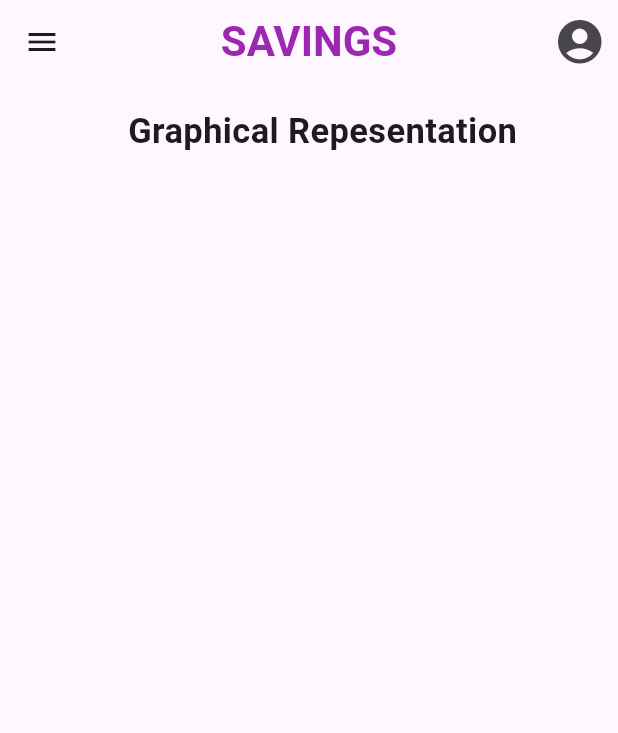
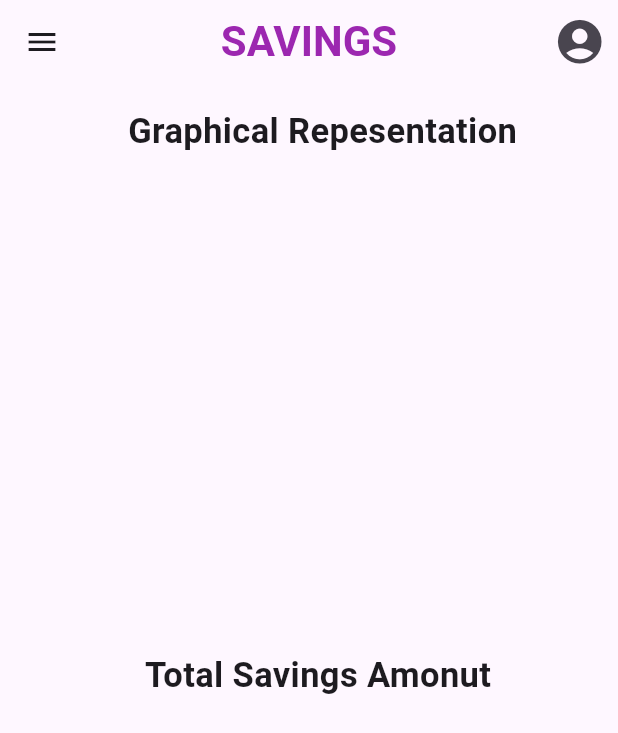
Before and after one commit to sohasara/Finace-App, a Flutter app: the Savings screen opened directly, on a phone screen of 412 x 824 dp. Shown: the top 733 px of the screen. Run offline on Flutter 3.47's test engine with Material 3 defaults, Android fonts, the phone set to English and light mode, and no system bars; drawn by our look-alikes of fl_chart; our stand-ins replace flutter_riverpod, flutter_slidable, hive_flutter; accounts and stored records are empty.

Commit message:
add total saving

```diff
--- a/lib/ui/graphs/add_graph.dart
+++ b/lib/ui/graphs/add_graph.dart
@@ -79,6 +79,16 @@ class AddGraph extends ConsumerWidget {
                 ),
               ),
             ),
+            const SizedBox(
+              height: 15,
+            ),
+            const Text(
+              'Total Savings Amonut ',
+              style: TextStyle(
+                fontSize: 23,
+                fontWeight: FontWeight.bold,
+              ),
+            ),
             Container(),
           ],
         ),
```
